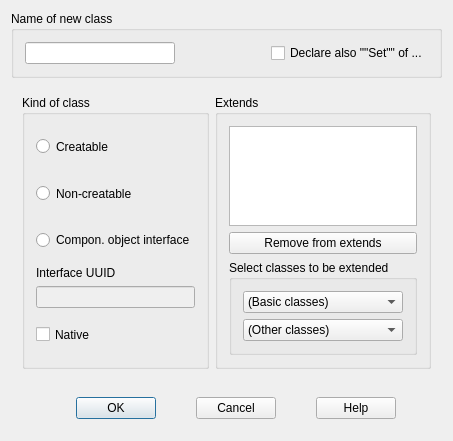
Before: the Qt Designer form lavape/src/LavaPE_UI/idd_interfacebox.ui in berkus/lavape, drawn with Qt 5.
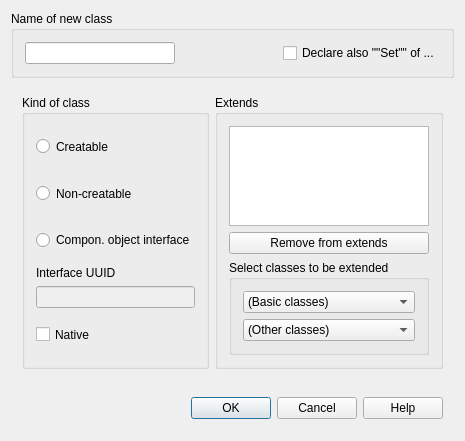
After: the same form once the commit is applied.

```diff
--- a/lavape/src/LavaPE_UI/idd_interfacebox.ui
+++ b/lavape/src/LavaPE_UI/idd_interfacebox.ui
@@ -95,7 +95,7 @@
    <item>
     <widget class="QWidget" name="widget_2" native="true">
      <property name="sizePolicy">
-      <sizepolicy hsizetype="Preferred" vsizetype="Fixed">
+      <sizepolicy hsizetype="MinimumExpanding" vsizetype="Fixed">
        <horstretch>0</horstretch>
        <verstretch>0</verstretch>
       </sizepolicy>
@@ -231,7 +231,7 @@
       <item>
        <widget class="QGroupBox" name="GroupBox_IDC_STATIC16">
         <property name="sizePolicy">
-         <sizepolicy hsizetype="Preferred" vsizetype="Fixed">
+         <sizepolicy hsizetype="MinimumExpanding" vsizetype="Fixed">
           <horstretch>0</horstretch>
           <verstretch>0</verstretch>
          </sizepolicy>
@@ -281,7 +281,7 @@
          <item>
           <widget class="QGroupBox" name="GroupBox_IDC_STATIC17">
            <property name="sizePolicy">
-            <sizepolicy hsizetype="Preferred" vsizetype="Fixed">
+            <sizepolicy hsizetype="MinimumExpanding" vsizetype="Preferred">
              <horstretch>0</horstretch>
              <verstretch>0</verstretch>
             </sizepolicy>
@@ -353,7 +353,7 @@
       <item>
        <spacer>
         <property name="sizePolicy">
-         <sizepolicy hsizetype="Preferred" vsizetype="Minimum">
+         <sizepolicy hsizetype="MinimumExpanding" vsizetype="Minimum">
           <horstretch>0</horstretch>
           <verstretch>0</verstretch>
          </sizepolicy>
@@ -362,7 +362,7 @@
          <enum>Qt::Horizontal</enum>
         </property>
         <property name="sizeType">
-         <enum>QSizePolicy::Preferred</enum>
+         <enum>QSizePolicy::MinimumExpanding</enum>
         </property>
         <property name="sizeHint" stdset="0">
          <size>
```
